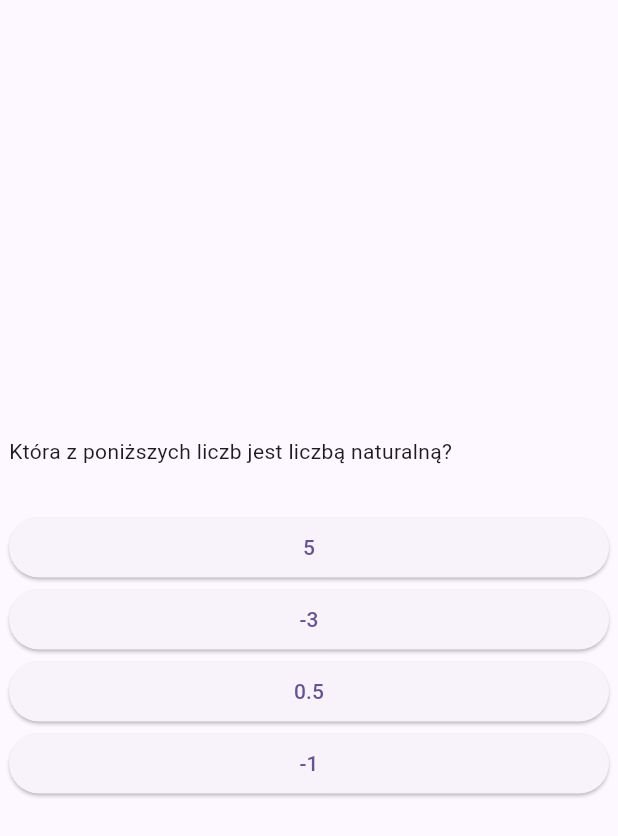
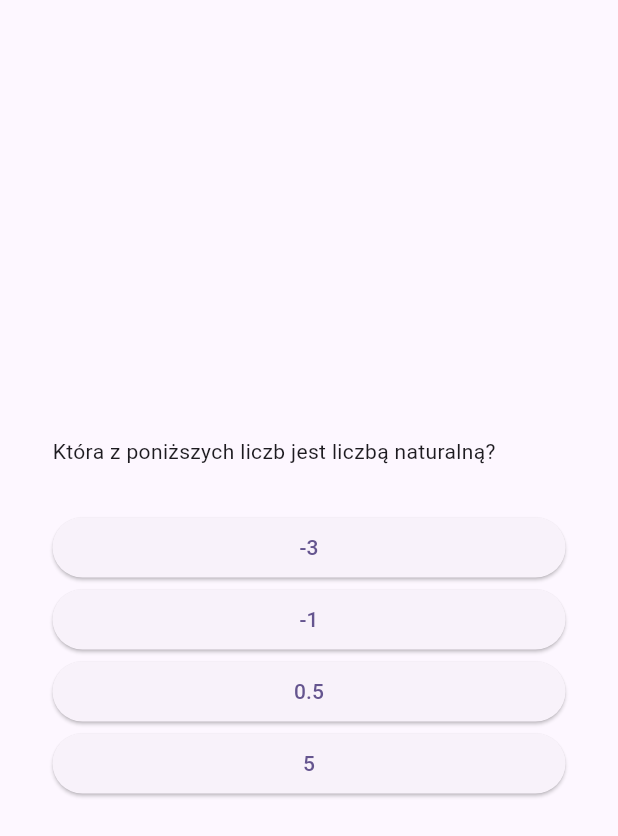
Before and after one commit to SzimiCode/AplikacjaMatematyka, a Flutter app: the QuizFirstTypePage widget shown alone on an empty page, opened directly, on a phone screen of 412 x 824 dp. Shown: the top 836 px of the screen. Run offline on Flutter 3.47's test engine with Material 3 defaults, Android fonts, the phone set to English and light mode, and no system bars; our stand-ins replace dash_chat_2, flutter_gemini, math_expressions; network calls fail.

Commit message:
feat: shuffle of the questions and answers first type quiz

```diff
--- a/aplikacjamatematyka/lib/features/quiz/model/tempQuizQuestionFirstType.dart
+++ b/aplikacjamatematyka/lib/features/quiz/model/tempQuizQuestionFirstType.dart
@@ -1,5 +1,14 @@
 class Tempquizquestionfirsttype {
+
+  const Tempquizquestionfirsttype(this.text, this.answers);
+
   final String text;
   final List<String> answers;
-  const Tempquizquestionfirsttype(this.text, this.answers);
+
+  //metoda do mieszania pytań z quizu
+  List<String> getShuffledAnswersFirstType() {
+    final shuffleListFirstType = List.of(answers);
+    shuffleListFirstType.shuffle();
+    return shuffleListFirstType;
+  }
 }
--- a/aplikacjamatematyka/lib/features/quiz/view/pages/quiz_first_type_page.dart
+++ b/aplikacjamatematyka/lib/features/quiz/view/pages/quiz_first_type_page.dart
@@ -13,7 +13,7 @@ class _QuizFirstTypePageState extends State<QuizFirstTypePage> {
   Widget build(BuildContext context) {
     final currentQuestion = questions[0];
     return Container(
-      margin: EdgeInsets.all(6.0),
+      margin: EdgeInsets.all(35),
       child: Column(
        mainAxisAlignment: MainAxisAlignment.center,
        crossAxisAlignment: CrossAxisAlignment.stretch,
@@ -21,7 +21,7 @@ class _QuizFirstTypePageState extends State<QuizFirstTypePage> {
           Text(currentQuestion.text),
           const SizedBox(height: 30),
           //musi być to list bo mapa potrzebuje, a 3 kropki to spread operator. Rozyspuje liste widgetow na zewnatrz do innej listy
-           ...currentQuestion.answers.map((answer) {
+           ...currentQuestion.getShuffledAnswersFirstType().map((answer) {
           return AnswerButtonFirstType(
           text: answer,
           onTap: () {
```
